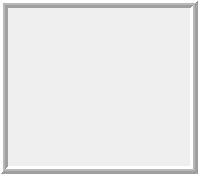
This is GBoard.ui in Shebli/ScrabbleDash as Qt 5 draws it before an edit. The edited form follows.
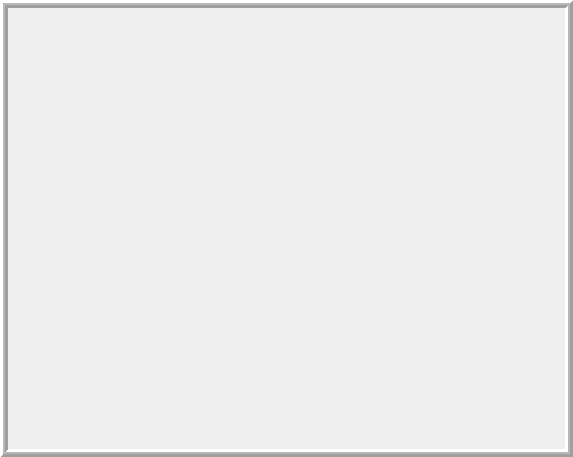
This is the edited form.

```diff
--- a/GBoard.ui
+++ b/GBoard.ui
@@ -6,10 +6,16 @@
    <rect>
     <x>0</x>
     <y>0</y>
-    <width>198</width>
-    <height>174</height>
+    <width>573</width>
+    <height>457</height>
    </rect>
   </property>
+  <property name="sizePolicy">
+   <sizepolicy hsizetype="Expanding" vsizetype="Expanding">
+    <horstretch>0</horstretch>
+    <verstretch>0</verstretch>
+   </sizepolicy>
+  </property>
   <property name="windowTitle">
    <string>Frame</string>
   </property>
@@ -25,7 +31,23 @@
   <property name="midLineWidth">
    <number>2</number>
   </property>
-  <layout class="QGridLayout" name="gridLayout"/>
+  <layout class="QGridLayout" name="gridLayout">
+   <property name="leftMargin">
+    <number>3</number>
+   </property>
+   <property name="topMargin">
+    <number>3</number>
+   </property>
+   <property name="rightMargin">
+    <number>3</number>
+   </property>
+   <property name="bottomMargin">
+    <number>3</number>
+   </property>
+   <property name="spacing">
+    <number>0</number>
+   </property>
+  </layout>
  </widget>
  <resources/>
  <connections/>
```
